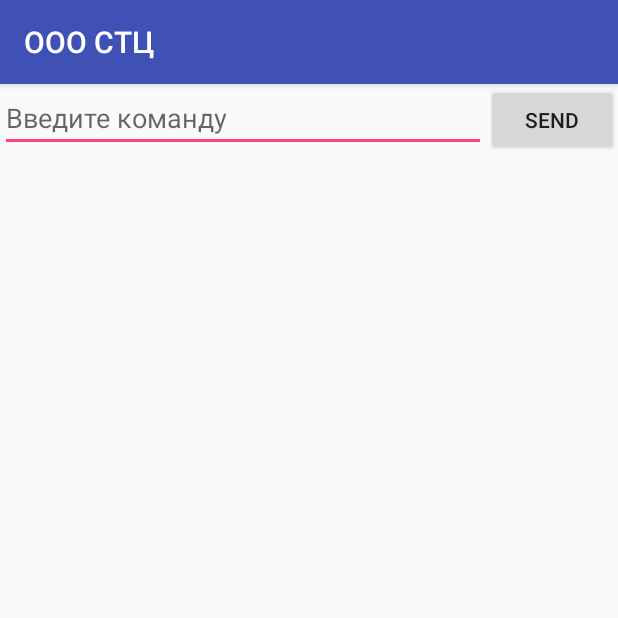
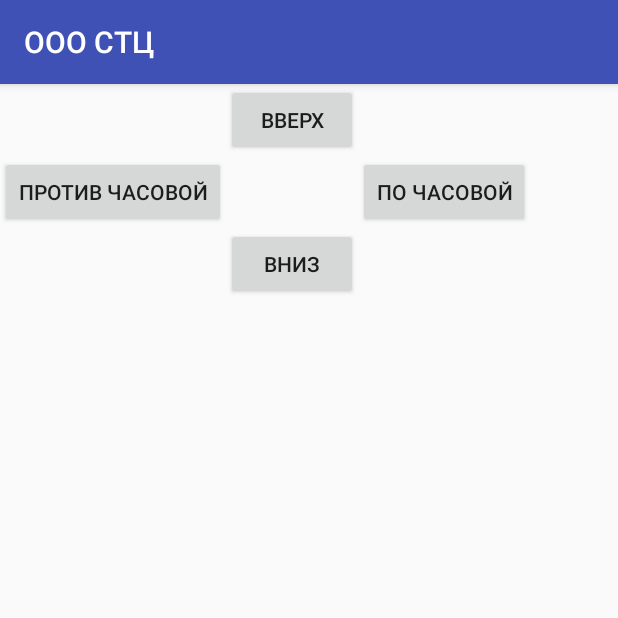
Before and after one commit to AOGstc/DroidClient, an Android app: the screen it shows after launch (MainActivity), on a phone screen of 412 x 824 dp, the top half of it. Run offline under Robolectric (Android 15) with nearby library versions, the phone set to English and light mode, and no system bars.

Commit message:
GUI modification

```diff
--- a/app/src/main/AndroidManifest.xml
+++ b/app/src/main/AndroidManifest.xml
@@ -4,7 +4,7 @@
 
     <application
         android:allowBackup="true"
-        android:icon="@mipmap/ic_launcher"
+        android:icon="@mipmap/radar"
         android:label="@string/app_name"
         android:supportsRtl="true"
         android:theme="@style/AppTheme">
--- /dev/null
+++ b/app/src/main/res/layout/activity_control_panel.xml
@@ -0,0 +1,16 @@
+<?xml version="1.0" encoding="utf-8"?>
+<LinearLayout xmlns:android="http://schemas.android.com/apk/res/android"
+    android:layout_width="match_parent"
+    android:layout_height="match_parent"
+    android:orientation="horizontal">
+    <EditText android:id="@+id/edit_message"
+        android:layout_weight="1"
+        android:layout_width="0dp"
+        android:layout_height="wrap_content"
+        android:hint="@string/edit_message" />
+    <Button
+        android:layout_width="wrap_content"
+        android:layout_height="wrap_content"
+        android:text="@string/button_send"
+        android:onClick="sendMessage" />
+</LinearLayout>
--- a/app/src/main/res/layout/activity_main.xml
+++ b/app/src/main/res/layout/activity_main.xml
@@ -1,16 +1,40 @@
 <?xml version="1.0" encoding="utf-8"?>
-<LinearLayout xmlns:android="http://schemas.android.com/apk/res/android"
-    android:layout_width="match_parent"
-    android:layout_height="match_parent"
-    android:orientation="horizontal">
-    <EditText android:id="@+id/edit_message"
-        android:layout_weight="1"
-        android:layout_width="0dp"
-        android:layout_height="wrap_content"
-        android:hint="@string/edit_message" />
+<GridLayout xmlns:android="http://schemas.android.com/apk/res/android"
+    android:layout_width="wrap_content"
+    android:layout_height="wrap_content"
+    android:columnCount="5"
+    android:rowCount="5">
     <Button
         android:layout_width="wrap_content"
         android:layout_height="wrap_content"
-        android:text="@string/button_send"
-        android:onClick="sendMessage" />
-</LinearLayout>
+        android:text="@string/left"
+        android:id="@+id/left"
+        android:layout_row="3"
+        android:layout_column="0" />
+
+    <Button
+        android:layout_width="wrap_content"
+        android:layout_height="wrap_content"
+        android:text="@string/up"
+        android:id="@+id/up"
+        android:layout_row="2"
+        android:layout_column="1"
+        android:layout_gravity="center_horizontal" />
+
+    <Button
+        android:layout_width="wrap_content"
+        android:layout_height="wrap_content"
+        android:text="@string/right"
+        android:id="@+id/right"
+        android:layout_row="3"
+        android:layout_column="2" />
+
+    <Button
+        android:layout_width="wrap_content"
+        android:layout_height="wrap_content"
+        android:text="@string/down"
+        android:id="@+id/down"
+        android:layout_row="4"
+        android:layout_column="1" />
+
+</GridLayout>
--- a/app/src/main/res/values/strings.xml
+++ b/app/src/main/res/values/strings.xml
@@ -4,4 +4,8 @@
     <string name="button_send">Send</string>
     <string name="action_settings">Settings</string>
     <string name="title_activity_display_message">Тест</string>
+    <string name="up">Вверх</string>
+    <string name="right">По часовой</string>
+    <string name="down">Вниз</string>
+    <string name="left">Против часовой</string>
 </resources>
```
Also changed, not shown: app/src/main/icon-web.png (added), app/src/main/radar-web.png (added), app/src/main/res/mipmap-hdpi/radar.png (added), app/src/main/res/mipmap-mdpi/radar.png (added), app/src/main/res/mipmap-xhdpi/radar.png (added), app/src/main/res/mipmap-xxhdpi/radar.png (added), app/src/main/res/mipmap-xxxhdpi/radar.png (added).
